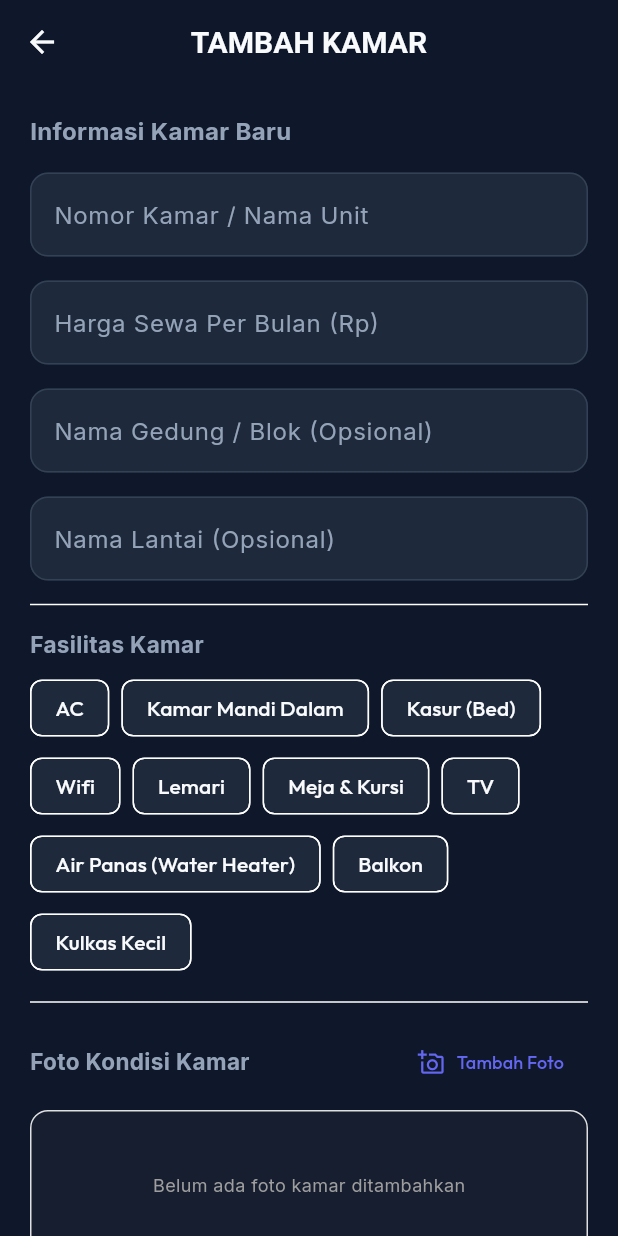
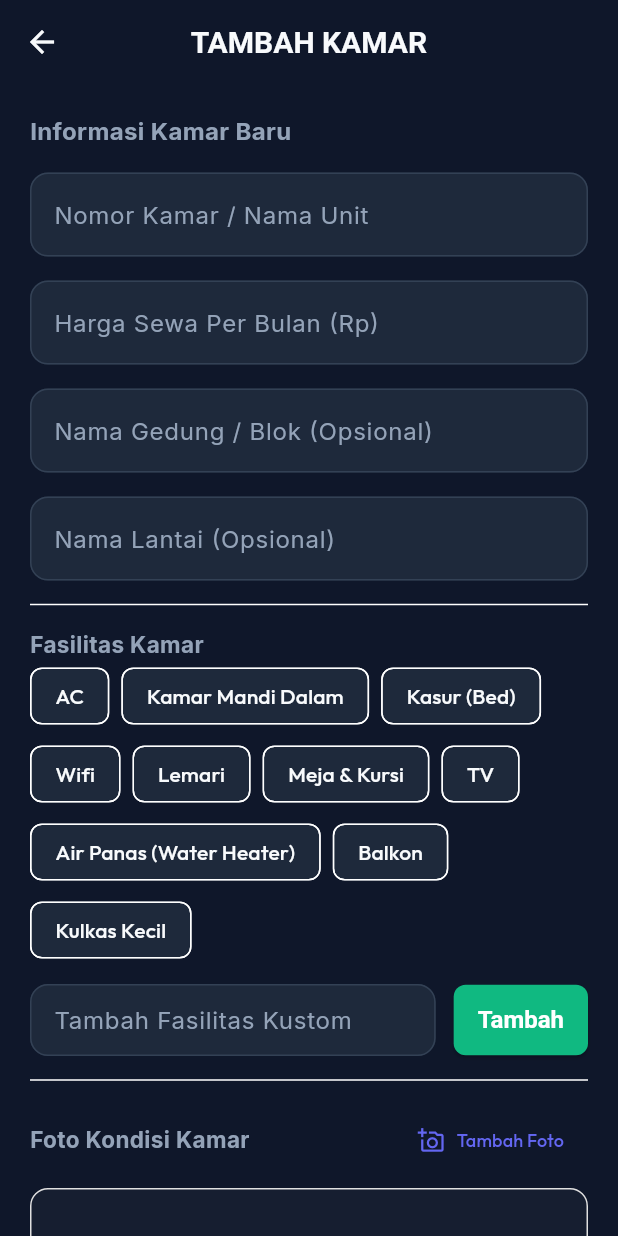
Before and after one commit to anharahya-gif/KosManagementSystemApp, a Flutter app: the AddRoomPage screen opened directly with empty values, on a phone screen of 412 x 824 dp. Run offline on Flutter 3.47's test engine with Material 3 defaults, Android fonts, the phone set to English and light mode, and no system bars; our stand-ins replace drift, equatable, file_picker, flutter_bloc, flutter_map, get_it and 2 more; accounts and stored records are empty; generated files the repository leaves out were written again.

Commit message:
feat: implement dynamic custom facilities addition in AddRoomPage

```diff
--- a/lib/features/property/presentation/pages/add_room_page.dart
+++ b/lib/features/property/presentation/pages/add_room_page.dart
@@ -25,6 +25,7 @@ class _AddRoomPageState extends State<AddRoomPage> {
   final _priceController = TextEditingController();
   final _buildingController = TextEditingController();
   final _floorController = TextEditingController();
+  final _customFacilityController = TextEditingController();
 
   late PropertyCubit _propertyCubit;
   bool get _isEditMode => widget.roomToEdit != null;
@@ -73,12 +74,25 @@ class _AddRoomPageState extends State<AddRoomPage> {
     }
   }
 
+  void _addCustomFacility() {
+    final text = _customFacilityController.text.trim();
+    if (text.isNotEmpty) {
+      setState(() {
+        if (!_selectedFacilities.contains(text)) {
+          _selectedFacilities.add(text);
+        }
+        _customFacilityController.clear();
+      });
+    }
+  }
+
   @override
   void dispose() {
     _roomNumberController.dispose();
     _priceController.dispose();
     _buildingController.dispose();
     _floorController.dispose();
+    _customFacilityController.dispose();
     super.dispose();
   }
 
@@ -169,11 +183,11 @@ class _AddRoomPageState extends State<AddRoomPage> {
                     'Fasilitas Kamar',
                     style: TextStyle(fontSize: 15, fontWeight: FontWeight.bold),
                   ),
-                  const SizedBox(height: 8),
                   Wrap(
                     spacing: 8,
                     runSpacing: 4,
-                    children: _availableFacilities.map((facility) {
+                    children: [
+                      ..._availableFacilities.map((facility) {
                         final isSelected = _selectedFacilities.contains(facility);
                         return FilterChip(
                           label: Text(facility),
@@ -190,7 +204,52 @@ class _AddRoomPageState extends State<AddRoomPage> {
                             });
                           },
                         );
-                    }).toList(),
+                      }),
+                      ..._selectedFacilities
+                          .where((f) => !_availableFacilities.contains(f))
+                          .map((customFacility) {
+                        return FilterChip(
+                          label: Text(customFacility),
+                          selected: true,
+                          selectedColor: AppTheme.secondaryColor.withValues(alpha: 0.2),
+                          checkmarkColor: AppTheme.secondaryColor,
+                          onSelected: (selected) {
+                            setState(() {
+                              _selectedFacilities.remove(customFacility);
+                            });
+                          },
+                        );
+                      }),
+                    ],
+                  ),
+                  const SizedBox(height: 12),
+                  Row(
+                    children: [
+                      Expanded(
+                        child: TextFormField(
+                          controller: _customFacilityController,
+                          decoration: const InputDecoration(
+                            labelText: 'Tambah Fasilitas Kustom',
+                            hintText: 'Contoh: Dispenser, Dapur Pribadi',
+                            isDense: true,
+                          ),
+                          onFieldSubmitted: (_) => _addCustomFacility(),
+                        ),
+                      ),
+                      const SizedBox(width: 12),
+                      ElevatedButton(
+                        style: ElevatedButton.styleFrom(
+                          backgroundColor: AppTheme.secondaryColor,
+                          foregroundColor: Colors.white,
+                          padding: const EdgeInsets.symmetric(horizontal: 16, vertical: 14),
+                          shape: RoundedRectangleBorder(
+                            borderRadius: BorderRadius.circular(8),
+                          ),
+                        ),
+                        onPressed: _addCustomFacility,
+                        child: const Text('Tambah'),
+                      ),
+                    ],
                   ),
                   const Divider(height: 32),
                   Row(
```
Lines whose indentation alone changed are shown as unchanged.
